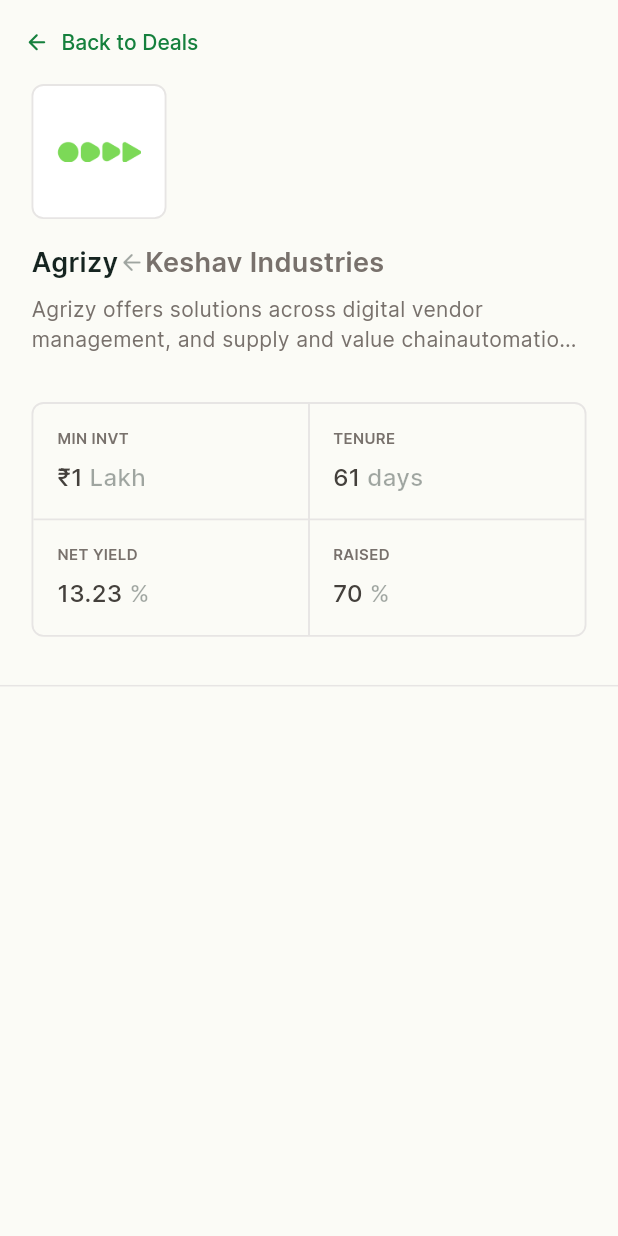
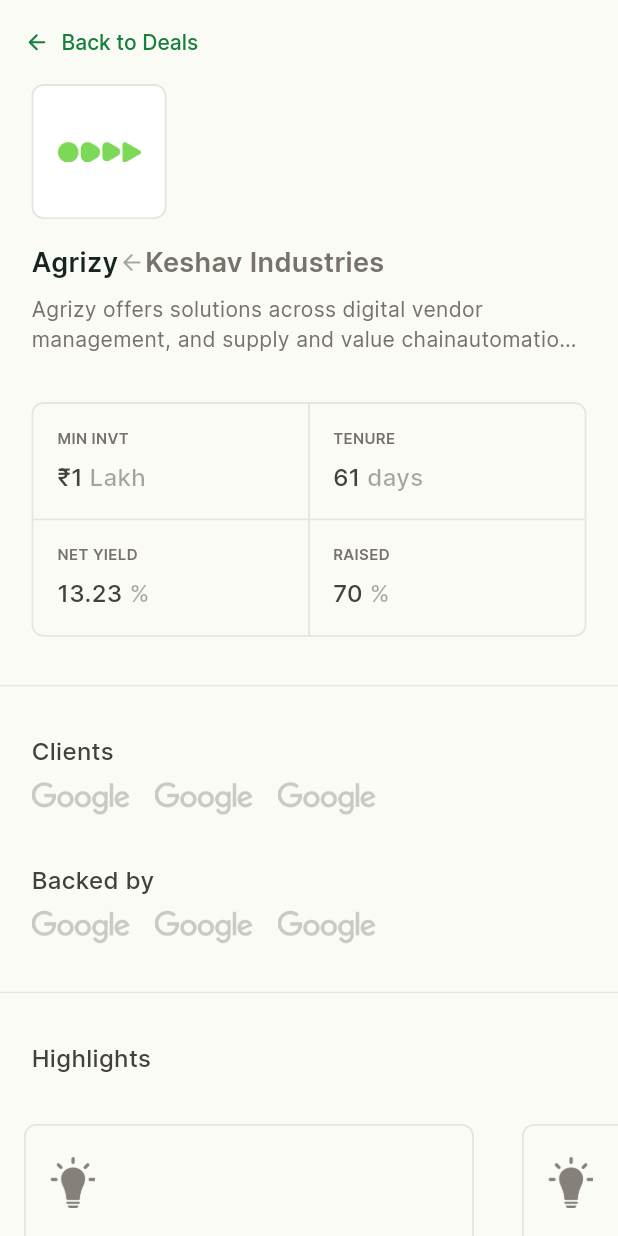
Before and after one commit to urmilshroff/tap_assignment, a Flutter app: the screen it shows after launch, on a phone screen of 412 x 824 dp. Run offline on Flutter 3.47's test engine with Material 3 defaults, Android fonts, the phone set to English and light mode, and no system bars.

Commit message:
feat: clients and highlights sections

```diff
--- a/lib/pages/investment_details_page.dart
+++ b/lib/pages/investment_details_page.dart
@@ -1,4 +1,6 @@
+import 'package:flutter/cupertino.dart';
 import 'package:flutter/material.dart';
+import 'package:flutter/widgets.dart';
 import 'package:tap_assignment/helpers/borders.dart';
 import 'package:tap_assignment/helpers/colors.dart';
 import 'package:tap_assignment/helpers/text.dart';
@@ -93,6 +95,115 @@ class InvestmentDetailsPage extends StatelessWidget {
           const SizedBox(height: 32),
           const TapDivider(),
           const SizedBox(height: 32),
+          Padding(
+            padding: const EdgeInsets.symmetric(horizontal: 21),
+            child: Column(
+              crossAxisAlignment: CrossAxisAlignment.start,
+              children: [
+                const TapText(
+                  'Clients',
+                  style: TapTextStyles.subTitle,
+                ),
+                Row(
+                  children: [
+                    for (int i = 0; i < 3; i++)
+                      Padding(
+                        padding: const EdgeInsets.only(right: 16, top: 8),
+                        child: Image.asset(
+                          'assets/images/google_logo.png',
+                          width: 66,
+                        ),
+                      ),
+                  ],
+                ),
+              ],
+            ),
+          ),
+          const SizedBox(height: 32),
+          Padding(
+            padding: const EdgeInsets.symmetric(horizontal: 21),
+            child: Column(
+              crossAxisAlignment: CrossAxisAlignment.start,
+              children: [
+                const TapText(
+                  'Backed by',
+                  style: TapTextStyles.subTitle,
+                ),
+                Row(
+                  children: [
+                    for (int i = 0; i < 3; i++)
+                      Padding(
+                        padding: const EdgeInsets.only(right: 16, top: 8),
+                        child: Image.asset(
+                          'assets/images/google_logo.png',
+                          width: 66,
+                        ),
+                      ),
+                  ],
+                ),
+              ],
+            ),
+          ),
+          const SizedBox(height: 32),
+          const TapDivider(),
+          const SizedBox(height: 32),
+          const Padding(
+            padding: EdgeInsets.symmetric(horizontal: 21),
+            child: TapText(
+              'Highlights',
+              style: TapTextStyles.subTitle,
+            ),
+          ),
+          const SizedBox(height: 16),
+          SizedBox(
+            height: 205,
+            child: ListView(
+              shrinkWrap: true,
+              scrollDirection: Axis.horizontal,
+              children: [
+                Container(
+                  height: 173,
+                  width: 300,
+                  decoration: TapBorders.containerBorder,
+                  padding: const EdgeInsets.all(16),
+                  margin: const EdgeInsets.all(16),
+                  child: Column(
+                    mainAxisAlignment: MainAxisAlignment.center,
+                    crossAxisAlignment: CrossAxisAlignment.start,
+                    children: [
+                      Image.asset('assets/images/bulb.png', height: 35),
+                      const SizedBox(height: 16),
+                      const TapText(
+                        'Agrizy was founded in 2021 by Vicky Dodani and Saket Chirania to provide an end-to-end solution to the agri processing market.',
+                        style: TapTextStyles.body,
+                        maxLines: 4,
+                      ),
+                    ],
+                  ),
+                ),
+                Container(
+                  height: 173,
+                  width: 300,
+                  decoration: TapBorders.containerBorder,
+                  padding: const EdgeInsets.all(16),
+                  margin: const EdgeInsets.all(16),
+                  child: Column(
+                    mainAxisAlignment: MainAxisAlignment.center,
+                    crossAxisAlignment: CrossAxisAlignment.start,
+                    children: [
+                      Image.asset('assets/images/bulb.png', height: 35),
+                      const SizedBox(height: 16),
+                      const TapText(
+                        'Agrizy was founded in 2021 by Vicky Dodani and Saket Chirania to provide an end-to-end solution to the agri processing market.',
+                        style: TapTextStyles.body,
+                        maxLines: 4,
+                      ),
+                    ],
+                  ),
+                ),
+              ],
+            ),
+          ),
         ],
       ),
     );
```
Also changed, not shown: assets/images/bulb.png (added), assets/images/google_logo.png (added).
